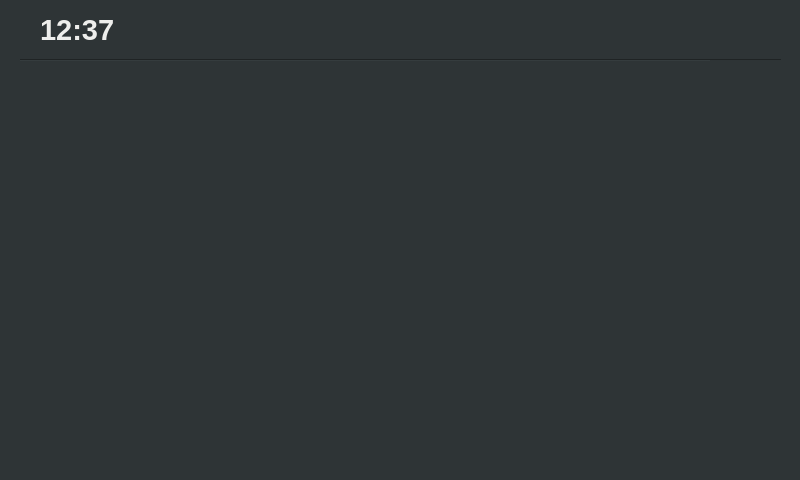
This is src/autoapp/UI/mainwindow.ui in tetofonta/openauto as Qt 5 draws it before an edit. The edited form follows.
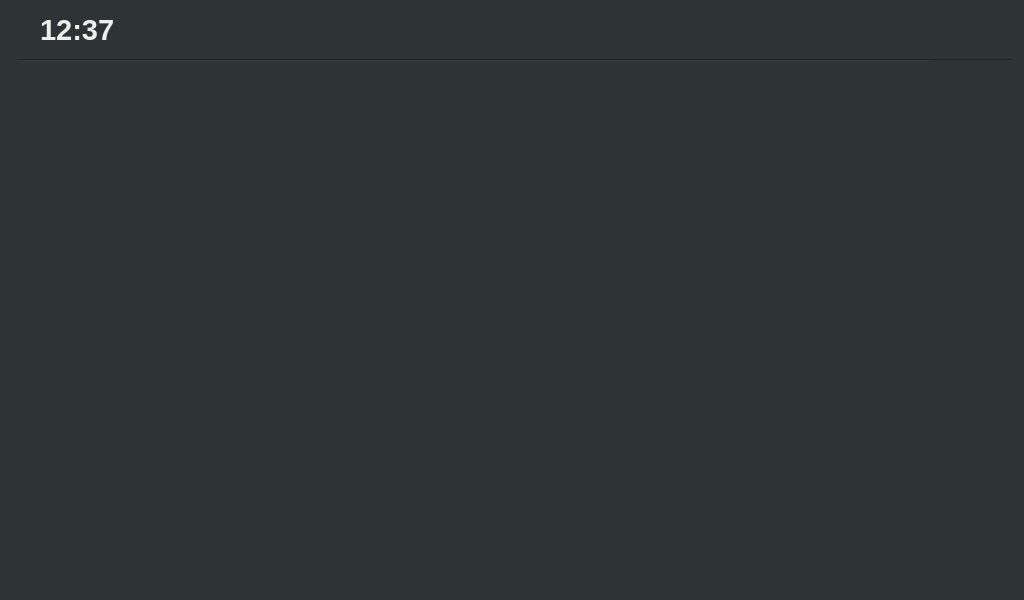
This is the edited form. Icons and pictures are not drawn.

Diff of the .ui file:
```diff
--- a/src/autoapp/UI/mainwindow.ui
+++ b/src/autoapp/UI/mainwindow.ui
@@ -6,8 +6,8 @@
    <rect>
     <x>0</x>
     <y>0</y>
-    <width>800</width>
-    <height>480</height>
+    <width>1024</width>
+    <height>600</height>
    </rect>
   </property>
   <property name="palette">
@@ -209,7 +209,7 @@
    <widget class="QPushButton" name="pushButton">
     <property name="geometry">
      <rect>
-      <x>140</x>
+      <x>150</x>
       <y>10</y>
       <width>31</width>
       <height>41</height>
@@ -243,7 +243,7 @@
      <rect>
       <x>20</x>
       <y>50</y>
-      <width>761</width>
+      <width>991</width>
       <height>20</height>
      </rect>
     </property>
@@ -254,10 +254,10 @@
    <widget class="QWidget" name="verticalLayoutWidget">
     <property name="geometry">
      <rect>
-      <x>710</x>
+      <x>930</x>
       <y>60</y>
       <width>91</width>
-      <height>421</height>
+      <height>541</height>
      </rect>
     </property>
     <layout class="QVBoxLayout" name="verticalLayout">
@@ -272,8 +272,8 @@
        </property>
        <property name="iconSize">
         <size>
-         <width>48</width>
-         <height>48</height>
+         <width>52</width>
+         <height>52</height>
         </size>
        </property>
        <property name="shortcut">
@@ -298,8 +298,8 @@
        </property>
        <property name="iconSize">
         <size>
-         <width>48</width>
-         <height>48</height>
+         <width>52</width>
+         <height>52</height>
         </size>
        </property>
        <property name="shortcut">
@@ -324,8 +324,8 @@
        </property>
        <property name="iconSize">
         <size>
-         <width>48</width>
-         <height>48</height>
+         <width>52</width>
+         <height>52</height>
         </size>
        </property>
        <property name="shortcut">
@@ -350,8 +350,8 @@
        </property>
        <property name="iconSize">
         <size>
-         <width>48</width>
-         <height>48</height>
+         <width>52</width>
+         <height>52</height>
         </size>
        </property>
        <property name="shortcut">
@@ -376,8 +376,8 @@
        </property>
        <property name="iconSize">
         <size>
-         <width>48</width>
-         <height>48</height>
+         <width>52</width>
+         <height>52</height>
         </size>
        </property>
        <property name="shortcut">
@@ -396,7 +396,7 @@
    <widget class="QListWidget" name="listWidget">
     <property name="geometry">
      <rect>
-      <x>420</x>
+      <x>640</x>
       <y>10</y>
       <width>371</width>
       <height>41</height>
```
Left out of the diff: 10 changed lines with no effect on the pictures.
